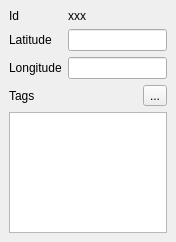
Qt form TrackPointProperties.ui (openstreetmap/merkaartor) before a commit.
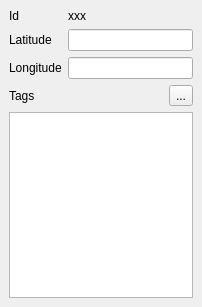
The same form after that commit. Icons and pictures are not drawn.

```diff
--- a/TrackPointProperties.ui
+++ b/TrackPointProperties.ui
@@ -5,8 +5,8 @@
    <rect>
     <x>0</x>
     <y>0</y>
-    <width>176</width>
-    <height>242</height>
+    <width>202</width>
+    <height>307</height>
    </rect>
   </property>
   <property name="windowTitle" >
```
Left out of the diff: 6 changed lines with no effect on the pictures.
